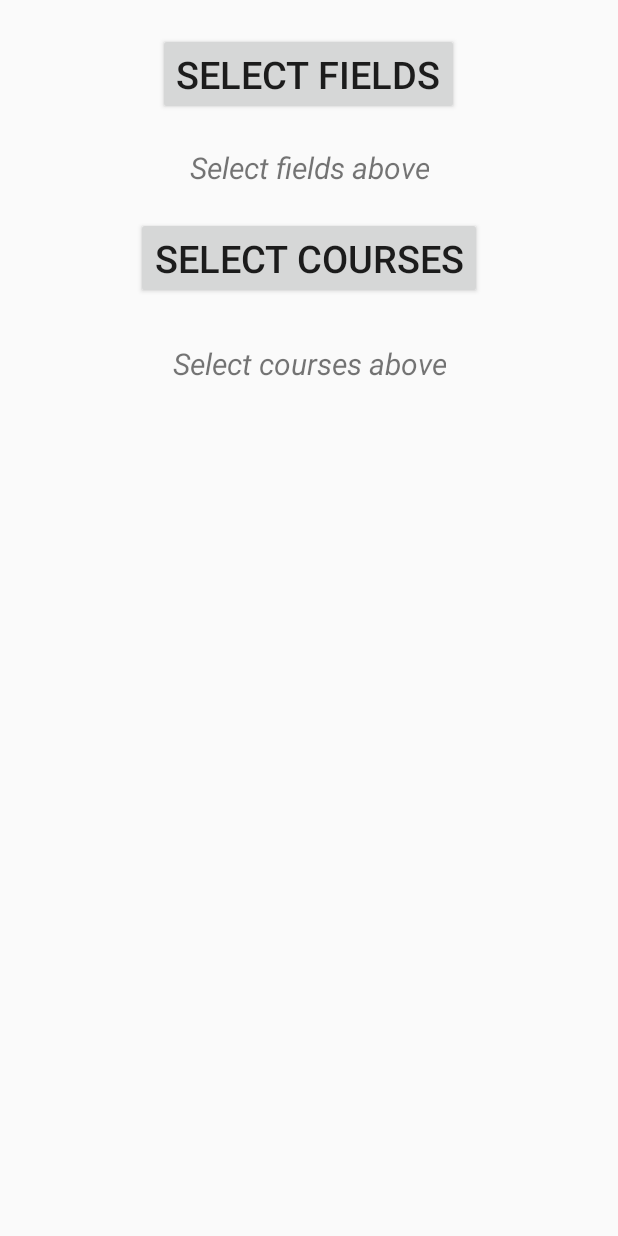
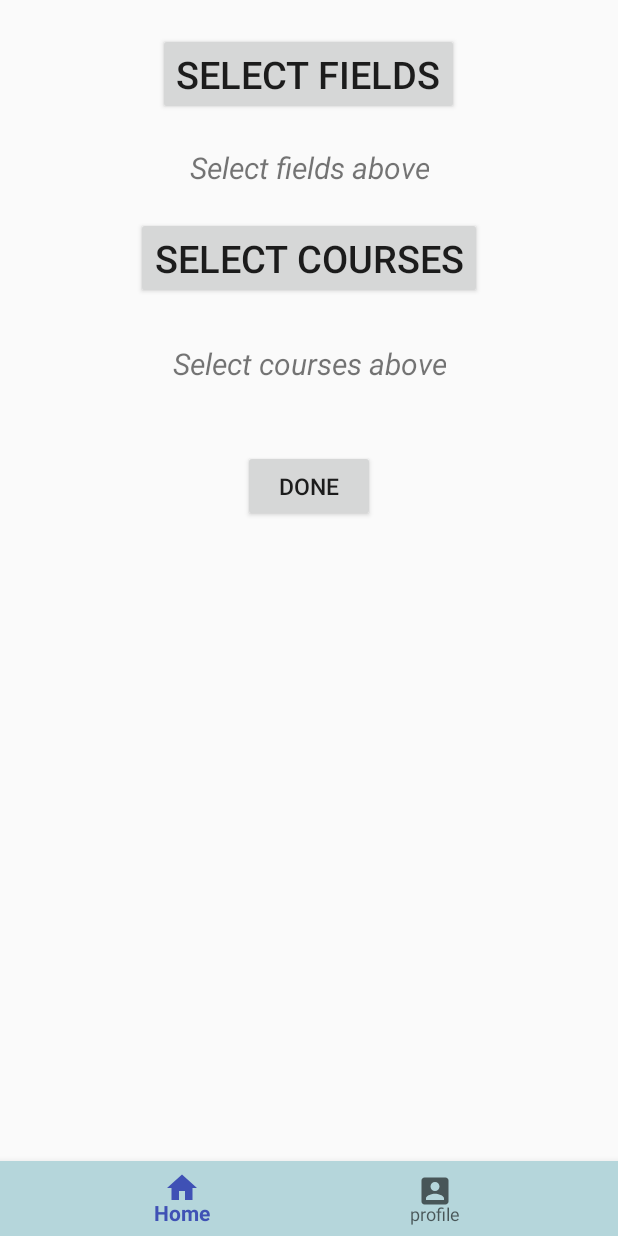
Before and after one commit to gertanoh/ForeignFriendApp, an Android app: the FilterActivity screen opened directly, with no data from a screen before it, on a phone screen of 412 x 824 dp. Run offline under Robolectric (Android 15) with nearby library versions, the phone set to English and light mode, and no system bars.

Commit message:
Will this shit please work?
Added navbar and backbutton in the filter activity

```diff
--- a/app/src/main/java/com/group11/kth/foreignfriend/FilterActivity.java
+++ b/app/src/main/java/com/group11/kth/foreignfriend/FilterActivity.java
@@ -1,9 +1,13 @@
 package com.group11.kth.foreignfriend;
 
 import android.content.DialogInterface;
+import android.content.Intent;
+import android.support.annotation.NonNull;
+import android.support.design.widget.BottomNavigationView;
 import android.support.v7.app.AlertDialog;
 import android.support.v7.app.AppCompatActivity;
 import android.os.Bundle;
+import android.view.MenuItem;
 import android.view.View;
 import android.widget.Button;
 import android.widget.TextView;
@@ -34,6 +38,52 @@ public class FilterActivity extends AppCompatActivity {
     protected void onCreate(Bundle savedInstanceState) {
         super.onCreate(savedInstanceState);
         setContentView(R.layout.activity_filter);
+
+
+        // .................. ACTIONS FOR NAVBAR ........................
+        BottomNavigationView bottomNavigationView = (BottomNavigationView)
+                findViewById(R.id.bottomNavigationView);
+
+        bottomNavigationView.setOnNavigationItemSelectedListener(new BottomNavigationView.OnNavigationItemSelectedListener() {
+            @Override
+            public boolean onNavigationItemSelected(@NonNull MenuItem item) {
+
+                    if (item.getItemId()==R.id.profile_id) {
+
+                        Intent intent2;
+                        intent2 = new Intent(getApplicationContext(), ProfileActivity.class);
+                        intent2.setFlags(Intent.FLAG_ACTIVITY_REORDER_TO_FRONT);
+                        startActivity(intent2);
+
+                    }
+
+                if (item.getItemId()==R.id.home_id){
+
+                        Intent intent1;
+                        intent1 = new Intent(getApplicationContext(), MapsActivity.class);
+                        intent1.setFlags(Intent.FLAG_ACTIVITY_REORDER_TO_FRONT);
+                        startActivity(intent1);
+                }
+                return false;
+            }
+        });
+
+
+        // ................... ACTION FOR DONE BUTTON ....................
+
+        Button donebutton = (Button) findViewById(R.id.donebtn);
+        donebutton.setOnClickListener(new View.OnClickListener() {
+            @Override
+            public void onClick(View view) {
+
+                // Make call to server here??
+
+                Intent intent3 = new Intent (getApplicationContext(), MapsActivity.class);
+                intent3.setFlags(Intent.FLAG_ACTIVITY_REORDER_TO_FRONT);
+                startActivity(intent3);
+            }
+        });
+
 
         fields = (Button) findViewById(R.id.fieldbtn);
         courses = (Button) findViewById(R.id.coursebtn);
--- a/app/src/main/res/layout/activity_filter.xml
+++ b/app/src/main/res/layout/activity_filter.xml
@@ -1,6 +1,7 @@
 <?xml version="1.0" encoding="utf-8"?>
 <RelativeLayout xmlns:android="http://schemas.android.com/apk/res/android"
     xmlns:tools="http://schemas.android.com/tools"
+    xmlns:design="http://schemas.android.com/apk/res-auto"
     android:id="@+id/activity_filter"
     android:layout_width="match_parent"
     android:layout_height="match_parent"
@@ -23,6 +24,18 @@
         android:text="Select fields above"
         android:textAlignment="center"
         />
+
+    <Button
+        android:elevation="0dp"
+        android:text="DONE"
+        android:textAlignment="center"
+        android:layout_width="wrap_content"
+        android:textSize="15dp"
+        android:layout_height="wrap_content"
+        android:layout_marginTop="300dp"
+        android:id="@+id/donebtn"
+        android:layout_alignParentTop="true"
+        android:layout_centerHorizontal="true" />
 
     <TextView
         android:text="Select courses above"
@@ -57,4 +70,26 @@
         android:id="@+id/coursebtn"
         android:layout_below="@+id/fieldsview"
         android:layout_centerHorizontal="true" />
+
+    <android.support.design.widget.BottomNavigationView
+        android:id="@+id/bottomNavigationView"
+        android:background="#b5d6db"
+        android:layout_weight="1"
+        android:layout_width="match_parent"
+        android:layout_height="50dp"
+        design:menu="@menu/menu_navigation"
+        android:layout_alignParentBottom="true"
+        android:layout_alignParentStart="true" />
+
+    <LinearLayout
+        android:layout_width="match_parent"
+        android:layout_height="match_parent"
+        android:orientation="vertical"
+        android:weightSum="10"
+        android:layout_alignParentTop="true"
+        android:layout_alignParentStart="true">
+
+    </LinearLayout>
+
+
 </RelativeLayout>
```
